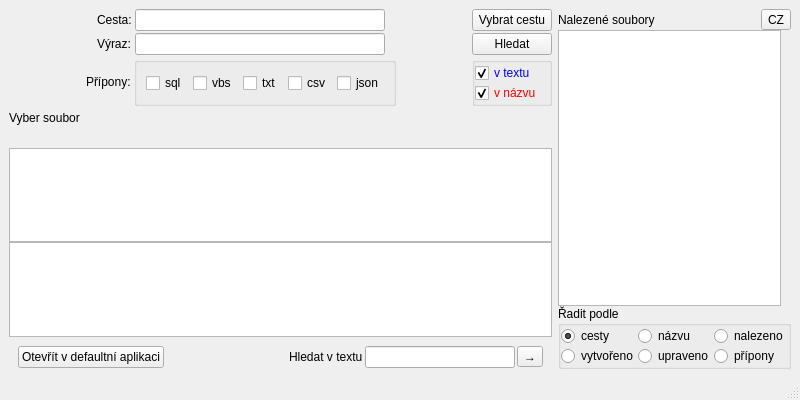
tsev26/AK7MP, file mainwindow.ui: the form before one commit.
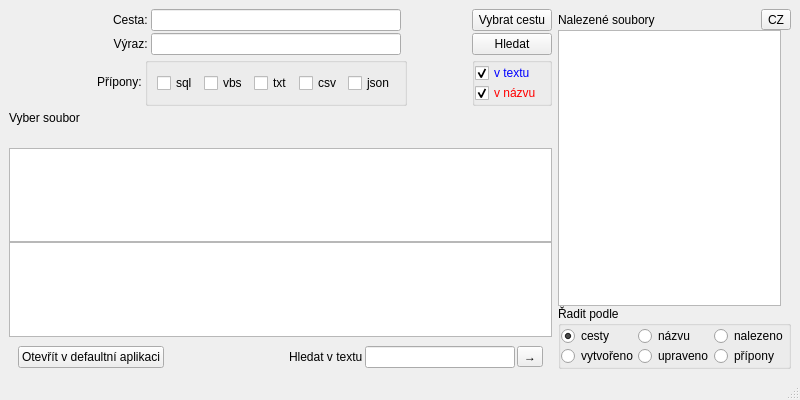
The form after the commit.

Patch:
```diff
--- a/mainwindow.ui
+++ b/mainwindow.ui
@@ -44,7 +44,7 @@
            <number>0</number>
           </property>
           <item>
-           <spacer name="horizontalSpacer_4">
+           <spacer name="horizontalSpacer_2">
             <property name="orientation">
              <enum>Qt::Horizontal</enum>
             </property>
@@ -58,9 +58,24 @@
           </item>
           <item>
            <widget class="QLabel" name="ExpressionLabel">
+            <property name="minimumSize">
+             <size>
+              <width>70</width>
+              <height>0</height>
+             </size>
+            </property>
+            <property name="maximumSize">
+             <size>
+              <width>70</width>
+              <height>16777215</height>
+             </size>
+            </property>
             <property name="text">
              <string>Výraz: </string>
             </property>
+            <property name="alignment">
+             <set>Qt::AlignRight|Qt::AlignTrailing|Qt::AlignVCenter</set>
+            </property>
            </widget>
           </item>
           <item>
@@ -74,7 +89,7 @@
            </widget>
           </item>
           <item>
-           <spacer name="horizontalSpacer_3">
+           <spacer name="horizontalSpacer_4">
             <property name="orientation">
              <enum>Qt::Horizontal</enum>
             </property>
@@ -94,13 +109,13 @@
            <number>0</number>
           </property>
           <item>
-           <spacer name="horizontalSpacer_2">
+           <spacer name="horizontalSpacer">
             <property name="orientation">
              <enum>Qt::Horizontal</enum>
             </property>
             <property name="sizeHint" stdset="0">
              <size>
-              <width>20</width>
+              <width>40</width>
               <height>20</height>
              </size>
             </property>
@@ -108,9 +123,24 @@
           </item>
           <item>
            <widget class="QLabel" name="PathLabel">
+            <property name="minimumSize">
+             <size>
+              <width>70</width>
+              <height>0</height>
+             </size>
+            </property>
+            <property name="maximumSize">
+             <size>
+              <width>70</width>
+              <height>16777215</height>
+             </size>
+            </property>
             <property name="text">
              <string>Cesta: </string>
             </property>
+            <property name="alignment">
+             <set>Qt::AlignRight|Qt::AlignTrailing|Qt::AlignVCenter</set>
+            </property>
            </widget>
           </item>
           <item>
@@ -130,13 +160,13 @@
            </widget>
           </item>
           <item>
-           <spacer name="horizontalSpacer">
+           <spacer name="horizontalSpacer_3">
             <property name="orientation">
              <enum>Qt::Horizontal</enum>
             </property>
             <property name="sizeHint" stdset="0">
              <size>
-              <width>20</width>
+              <width>40</width>
               <height>20</height>
              </size>
             </property>
@@ -171,9 +201,24 @@
           </item>
           <item>
            <widget class="QLabel" name="SuffixesLabel">
+            <property name="minimumSize">
+             <size>
+              <width>70</width>
+              <height>0</height>
+             </size>
+            </property>
+            <property name="maximumSize">
+             <size>
+              <width>70</width>
+              <height>16777215</height>
+             </size>
+            </property>
             <property name="text">
              <string>Přípony: </string>
             </property>
+            <property name="alignment">
+             <set>Qt::AlignRight|Qt::AlignTrailing|Qt::AlignVCenter</set>
+            </property>
            </widget>
           </item>
           <item>
```
